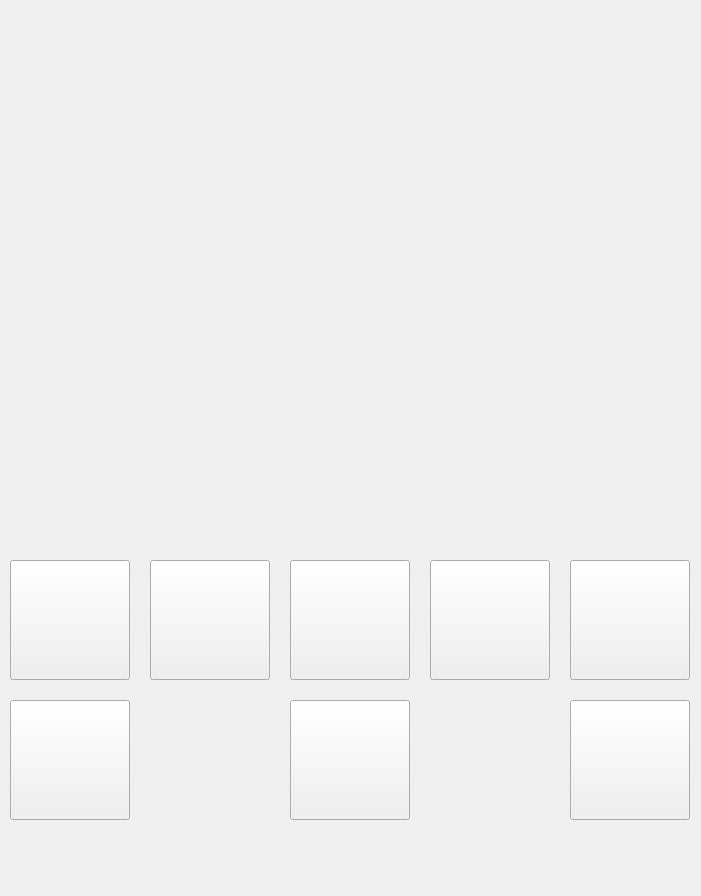
Old version of the form AppWindowSetup.ui in the repository keisaj/BlinkSoft.
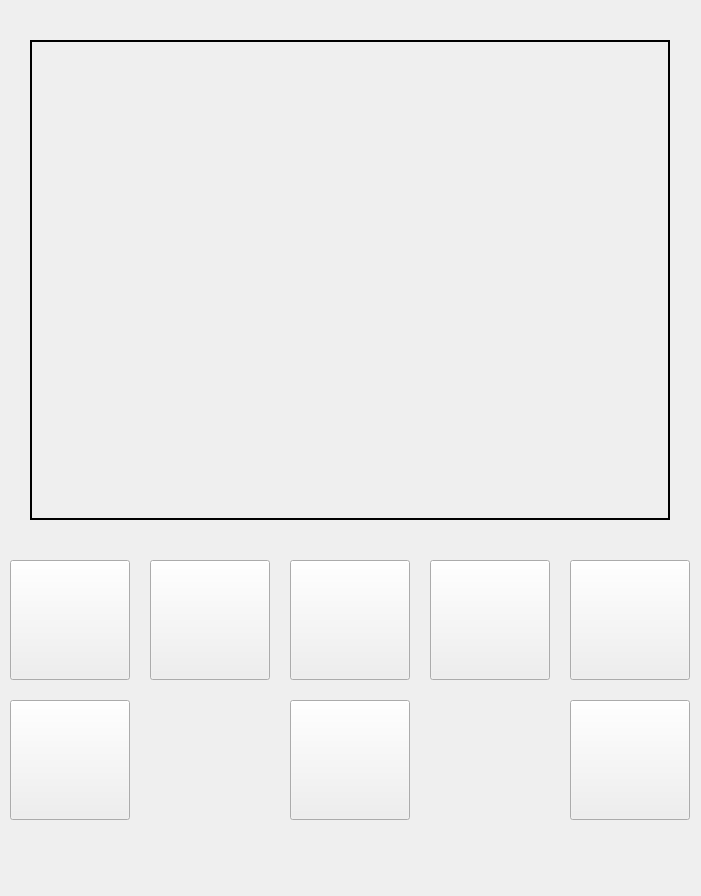
New version of the form. Icons and pictures are not drawn.

The edit to the form file:
```diff
--- a/AppWindowSetup.ui
+++ b/AppWindowSetup.ui
@@ -266,6 +266,15 @@
       <height>480</height>
      </rect>
     </property>
+    <property name="frameShape">
+     <enum>QFrame::Panel</enum>
+    </property>
+    <property name="lineWidth">
+     <number>2</number>
+    </property>
+    <property name="midLineWidth">
+     <number>0</number>
+    </property>
     <property name="text">
      <string/>
     </property>
```
Left out of the diff: 26 changed lines with no effect on the pictures.
